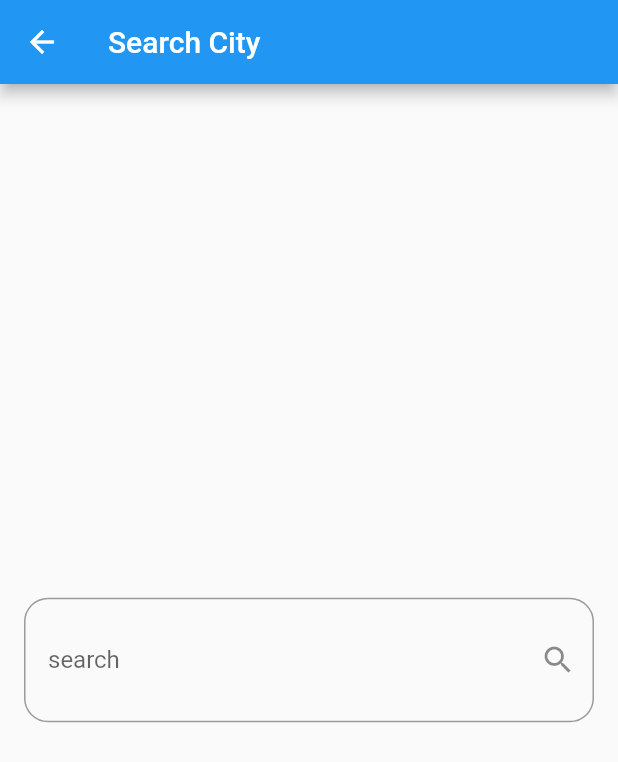
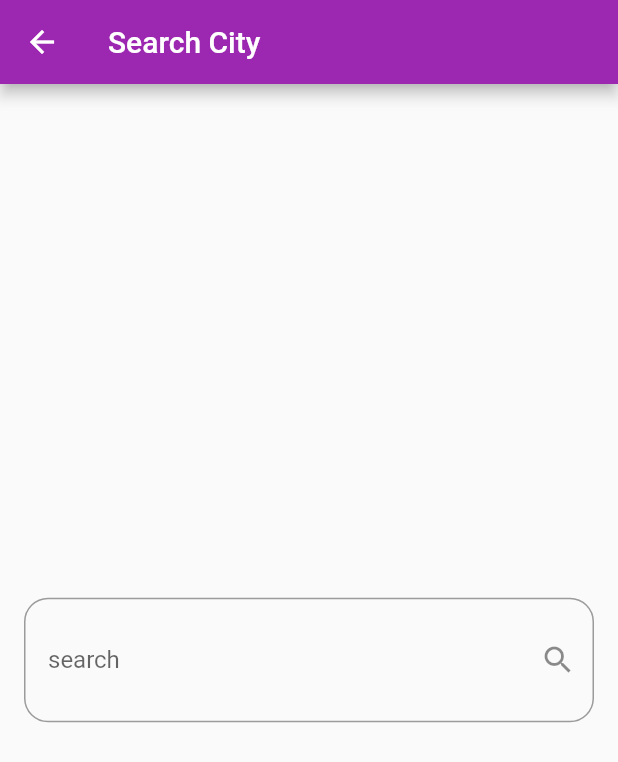
Before and after one commit to EmanAshraf2002/weather_app, a Flutter app: the screen it shows after launch, after a tap on the "search" icon, on a phone screen of 412 x 824 dp. Shown: the top 762 px of the screen. Run offline on Flutter 3.47's test engine with Material 2 defaults, Android fonts, the phone set to English and light mode, and no system bars; our stand-ins replace animated_splash_screen, dio, flutter_bloc.

Commit message:
this is second commit

```diff
--- /dev/null
+++ b/lib/Screens/splash_page.dart
@@ -0,0 +1,45 @@
+import 'package:animated_splash_screen/animated_splash_screen.dart';
+import 'package:flutter/material.dart';
+import 'package:weather_app/Screens/home_page.dart';
+
+class SplashScreen extends StatelessWidget{
+  const SplashScreen({super.key});
+
+  @override
+  Widget build(BuildContext context) {
+
+    return Container(
+      height: double.infinity,
+      width: double.infinity,
+      child: AnimatedSplashScreen(
+        splash:const Column(
+          mainAxisAlignment: MainAxisAlignment.center,
+          children: [
+            Expanded (
+              child: CircleAvatar(
+                backgroundImage: AssetImage('assets/img_1.png'),
+                radius: 130,
+              ),
+            ),
+            SizedBox(height: 16),
+            Expanded (
+              child: Text(
+                'Welcome!',
+                style: TextStyle(fontSize: 24, fontWeight: FontWeight.bold ,color: Colors.white),
+              ),
+            ),
+          ],
+        ),
+        nextScreen:const HomePage(),
+        splashTransition: SplashTransition.scaleTransition,
+        splashIconSize: 400,
+        backgroundColor: Colors.purple,
+      ),
+    );
+
+
+
+  }
+
+
+}
--- a/lib/Widgets/no_weather_body.dart
+++ b/lib/Widgets/no_weather_body.dart
@@ -5,15 +5,25 @@ class NoWeatherBody extends StatelessWidget{
 
   @override
   Widget build(BuildContext context) {
-    return const Center(
-      child: Column(
-        mainAxisSize:MainAxisSize.min,
+    return  Container(
+      height:double.infinity,
+      width: double.infinity,
+      decoration:const BoxDecoration(
+        image:DecorationImage(image: AssetImage('assets/img.png'),
+          fit:BoxFit.cover ,
+        ),
+      ),
+      child:const Column(
+         mainAxisAlignment: MainAxisAlignment.center ,
+         mainAxisSize:MainAxisSize.min,
         children: [
           Text('There is no weather 😔 start',
-           style: TextStyle(fontSize: 26,) ,),
+           style: TextStyle(fontSize: 26, color: Colors.white ,
+           fontWeight: FontWeight.bold) ,),
 
           Text('Searching now 🔍',
-            style: TextStyle(fontSize: 26 ,),),
+            style: TextStyle(fontSize: 28 ,color: Colors.white ,
+            fontWeight: FontWeight.bold),),
         ],
 
       ),
--- a/lib/main.dart
+++ b/lib/main.dart
@@ -1,6 +1,7 @@
 import 'package:flutter/material.dart';
 import 'package:flutter_bloc/flutter_bloc.dart';
 import 'package:weather_app/Screens/home_page.dart';
+import 'package:weather_app/Screens/splash_page.dart';
 import 'package:weather_app/cubits/get_weather_cubit/get_weather_cubit.dart';
 import 'package:weather_app/cubits/get_weather_cubit/get_weather_states.dart';
 
@@ -28,7 +29,7 @@ class WeatherApp extends StatelessWidget {
                         .weatherModel?.weatherCondition),
                   ),
                   debugShowCheckedModeBanner: false,
-                  home: const HomePage(),
+                  home:const SplashScreen(),
                 );
               },
             ),
@@ -39,7 +40,7 @@ class WeatherApp extends StatelessWidget {
 
  MaterialColor getThemeColor(String? weatherCondition) {
    if (weatherCondition == null) {
-     return Colors.blue;
+     return Colors.purple;
   }
   switch (weatherCondition) {
     case 'Sunny':
@@ -104,6 +105,6 @@ class WeatherApp extends StatelessWidget {
     case 'Moderate or heavy snow with thunder':
       return Colors.grey;
     default:
-      return Colors.lightBlue;
+      return Colors.purple;
   }
 }
```
Also changed, not shown: pubspec.yaml (+5 -2 lines), assets/img.png (added), assets/img_1.png (added), pubspec.lock.
